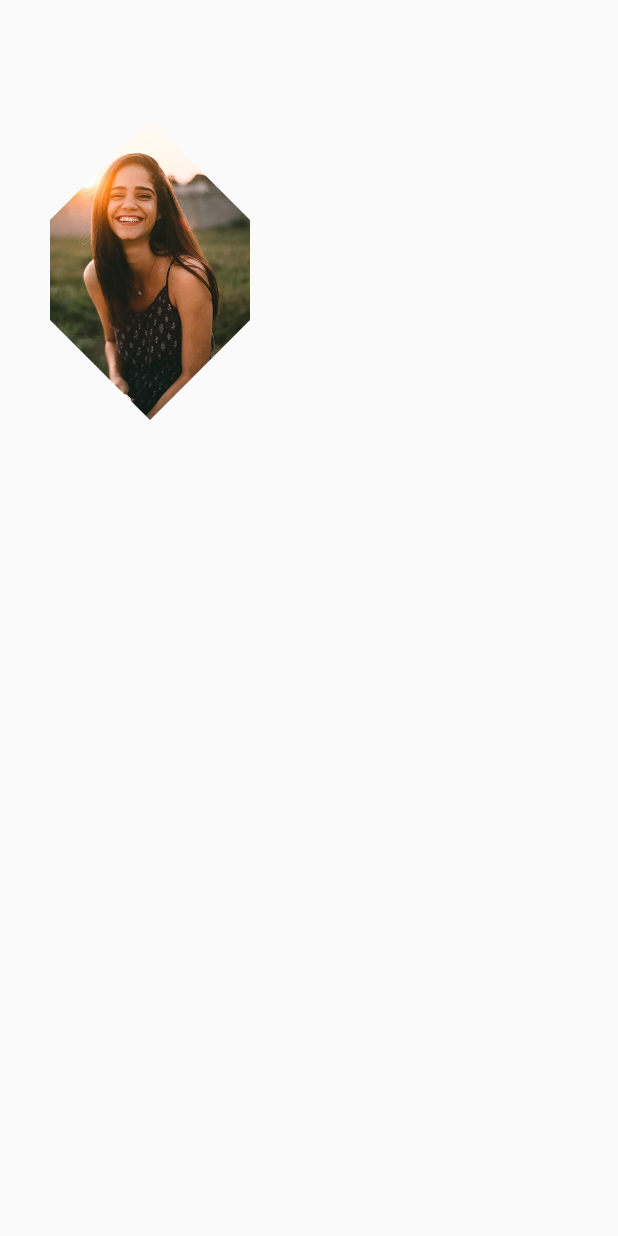
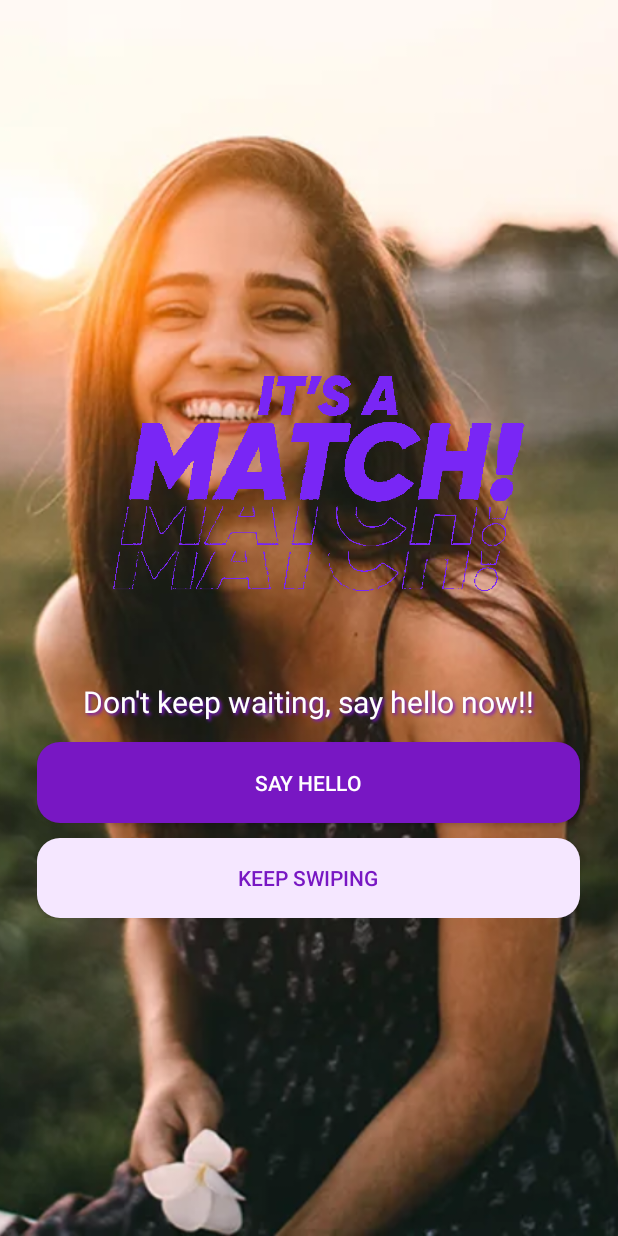
Before and after one commit to tpnhanhcmute/dattingapp, an Android app: the layout activity_match.xml on its own in the app's theme, with its tools: preview values and no code run, on a phone screen of 412 x 824 dp. Run offline under Robolectric (Android 15) with nearby library versions, the light colour scheme and no system bars.

Commit message:
add match

```diff
--- /dev/null
+++ b/app/src/main/res/drawable/light_violet_round_fill.xml
@@ -0,0 +1,7 @@
+<?xml version="1.0" encoding="utf-8"?>
+<shape
+    android:shape="rectangle"
+    xmlns:android="http://schemas.android.com/apk/res/android">
+    <solid android:color="@color/light_violet"></solid>
+    <corners android:radius="15dp"/>
+</shape>
--- a/app/src/main/res/layout/activity_match.xml
+++ b/app/src/main/res/layout/activity_match.xml
@@ -4,18 +4,71 @@
     android:layout_height="match_parent"
     xmlns:app="http://schemas.android.com/apk/res-auto">
 
-    <com.google.android.material.imageview.ShapeableImageView
-        android:id="@+id/shapeableImageView"
-        android:layout_width="200dp"
-        android:layout_height="200dp"
-        android:layout_marginTop="80dp"
-        android:layout_marginEnd="211dp"
+    <RelativeLayout
+        android:layout_width="match_parent"
+        android:layout_height="match_parent"
+        app:layout_constraintBottom_toBottomOf="parent"
         app:layout_constraintEnd_toEndOf="parent"
-        app:layout_constraintHorizontal_bias="0.0"
         app:layout_constraintStart_toStartOf="parent"
-        app:layout_constraintTop_toTopOf="parent"
-        app:shapeAppearance="@style/HeartShape"
-        app:srcCompat="@drawable/profile2" />
+        app:layout_constraintTop_toTopOf="parent">
+
+        <com.google.android.material.imageview.ShapeableImageView
+            android:id="@+id/shapeableImageView"
+            android:layout_width="match_parent"
+            android:layout_height="match_parent"
+            android:scaleType="centerCrop"
+            app:srcCompat="@drawable/profile2" />
+
+        <LinearLayout
+            android:layout_centerHorizontal="true"
+            android:layout_centerVertical="true"
+            android:layout_marginLeft= "50dp"
+            android:layout_width="400dp"
+            android:layout_height="400dp"
+            android:orientation="vertical">
+            <ImageView
+                android:id="@+id/imageViewIsAmatch"
+                android:layout_width="match_parent"
+                android:layout_height="match_parent"
+                android:layout_weight="10"
+                app:srcCompat="@drawable/match" />
+            <TextView
+                android:gravity="center"
+                android:id="@+id/textView6"
+                android:layout_weight="1"
+                android:layout_width="match_parent"
+                android:layout_height="50dp"
+                android:textColor="@color/white"
+                android:shadowColor="@color/violet"
+                android:textSize="20dp"
+                android:shadowDx="2"
+                android:shadowDy="2"
+                android:shadowRadius="2"
+                android:text="Don't keep waiting, say hello now!!" />
+
+            <Button
+                android:layout_marginTop="10dp"
+                android:layout_weight="1"
+                android:id="@+id/buttonChatNow"
+                android:layout_width="match_parent"
+                android:layout_height="70dp"
+                android:background="@drawable/violet_round_fill"
+                android:textColor="@color/white"
+                android:text="Say Hello" />
+            <Button
+                android:background="@drawable/light_violet_round_fill"
+                android:layout_marginTop="10dp"
+                android:layout_weight="1"
+                android:id="@+id/buttonKeepSwipt"
+                android:layout_width="match_parent"
+                android:layout_height="70dp"
+                android:textColor="@color/violet"
+                android:text="Keep swiping" />
 
 
+        </LinearLayout>
+
+
+    </RelativeLayout>
+
 </androidx.constraintlayout.widget.ConstraintLayout>
```
Also changed, not shown: app/src/main/res/drawable-v24/match.png (added).
